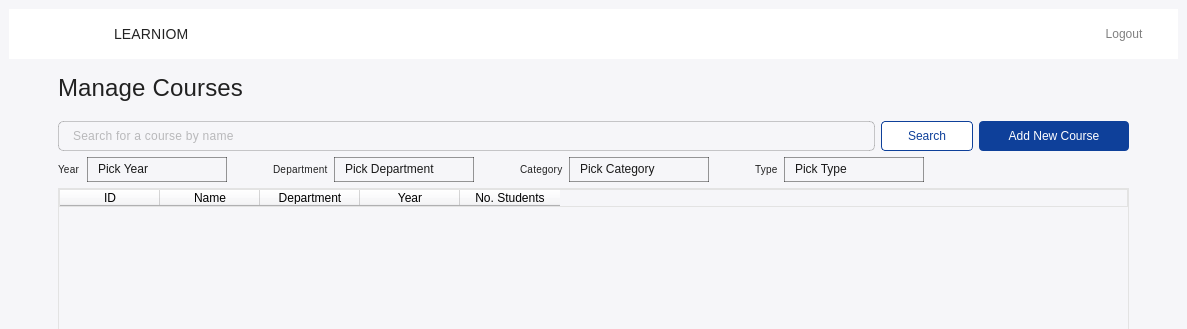
Before: the Qt Designer form mainwindow.ui in omarmohhameed29/Learniom-Learning-System, drawn with Qt 5; both pictures show x 0 to 1187 and y 0 to 329 of the 1187 by 879 pixel window.
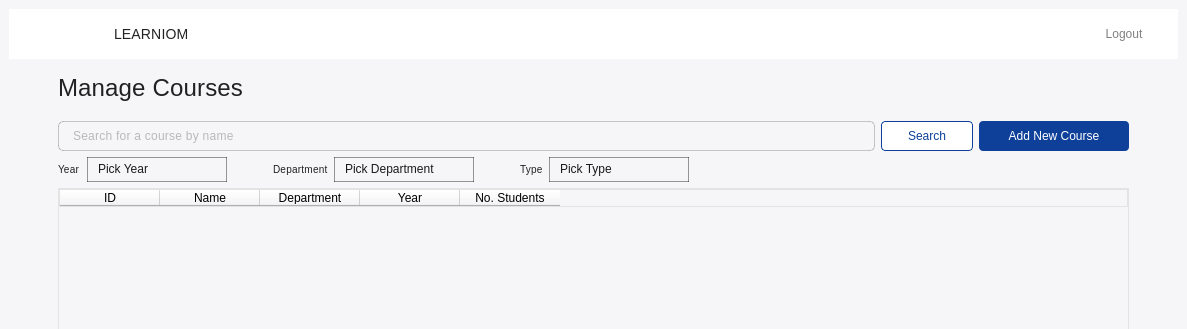
After: the same form once the commit is applied. The open tabs and pages were chosen to show the change. Icons and pictures are not drawn.

The edit to the form file:
```diff
--- a/mainwindow.ui
+++ b/mainwindow.ui
@@ -7647,78 +7647,9 @@
                   <string>SBME</string>
                  </property>
                 </item>
-               </widget>
-              </item>
-             </layout>
-            </item>
-            <item>
-             <spacer name="horizontalSpacer_80">
-              <property name="orientation">
-               <enum>Qt::Horizontal</enum>
-              </property>
-              <property name="sizeType">
-               <enum>QSizePolicy::Fixed</enum>
-              </property>
-              <property name="sizeHint" stdset="0">
-               <size>
-                <width>40</width>
-                <height>20</height>
-               </size>
-              </property>
-             </spacer>
-            </item>
-            <item>
-             <layout class="QHBoxLayout" name="horizontalLayout_105">
-              <item>
-               <widget class="QLabel" name="label_187">
-                <property name="styleSheet">
-                 <string notr="true">/* Body 2 */
-
-font-family: 'Roboto';
-font-style: normal;
-font-weight: 300;
-font-size: 10px;
-line-height: 20px;
-/* identical to box height, or 143% */
-
-letter-spacing: 0.25px;
-text-align: center;
-
-/* 00. On Surface / High Emphasis */
-
-color: rgba(0, 0, 0, 0.87);</string>
-                </property>
-                <property name="text">
-                 <string>Category</string>
-                </property>
-                <property name="scaledContents">
-                 <bool>false</bool>
-                </property>
-                <property name="alignment">
-                 <set>Qt::AlignLeading|Qt::AlignLeft|Qt::AlignVCenter</set>
-                </property>
-                <property name="wordWrap">
-                 <bool>true</bool>
-                </property>
-               </widget>
-              </item>
-              <item>
-               <widget class="QComboBox" name="comboBox_9">
-                <property name="minimumSize">
-                 <size>
-                  <width>140</width>
-                  <height>0</height>
-                 </size>
-                </property>
-                <property name="styleSheet">
-                 <string notr="true"/>
-                </property>
-                <property name="placeholderText">
-                 <string>Pick Category</string>
-                </property>
                 <item>
                  <property name="text">
-                  <string>SBME</string>
+                  <string>ELC</string>
                  </property>
                 </item>
                </widget>
@@ -7792,7 +7723,12 @@
                 </property>
                 <item>
                  <property name="text">
-                  <string>SBME</string>
+                  <string>Mandatory</string>
+                 </property>
+                </item>
+                <item>
+                 <property name="text">
+                  <string>Elective</string>
                  </property>
                 </item>
                </widget>
```
Left out of the diff: 186 changed lines with no effect on the pictures.
